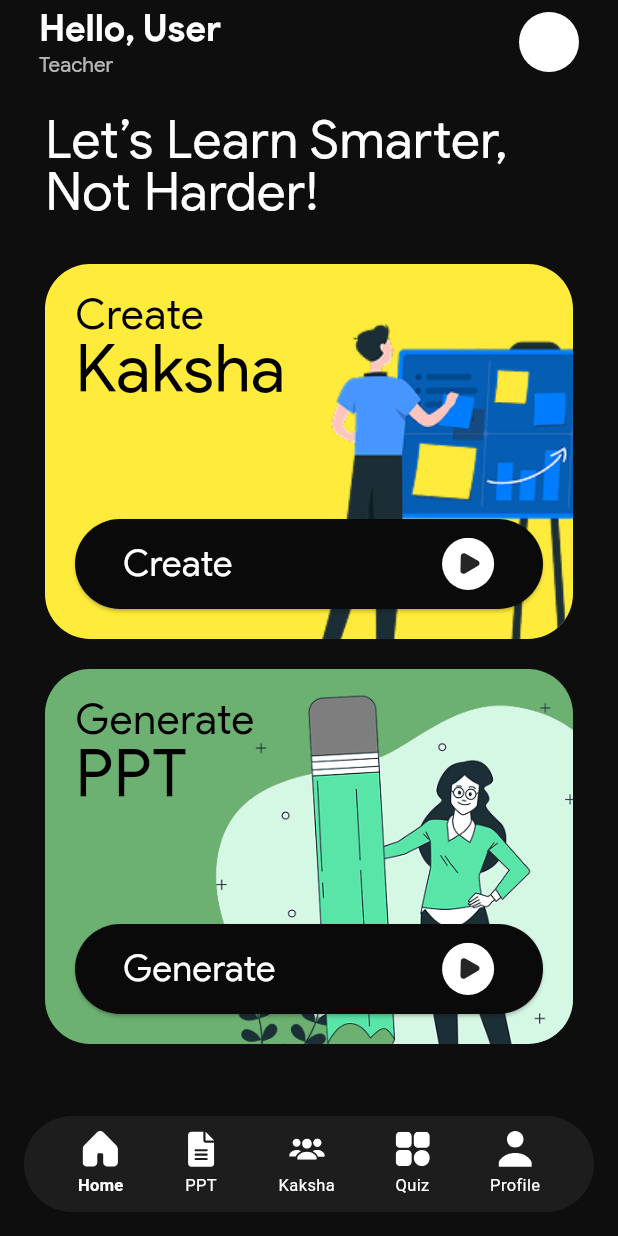
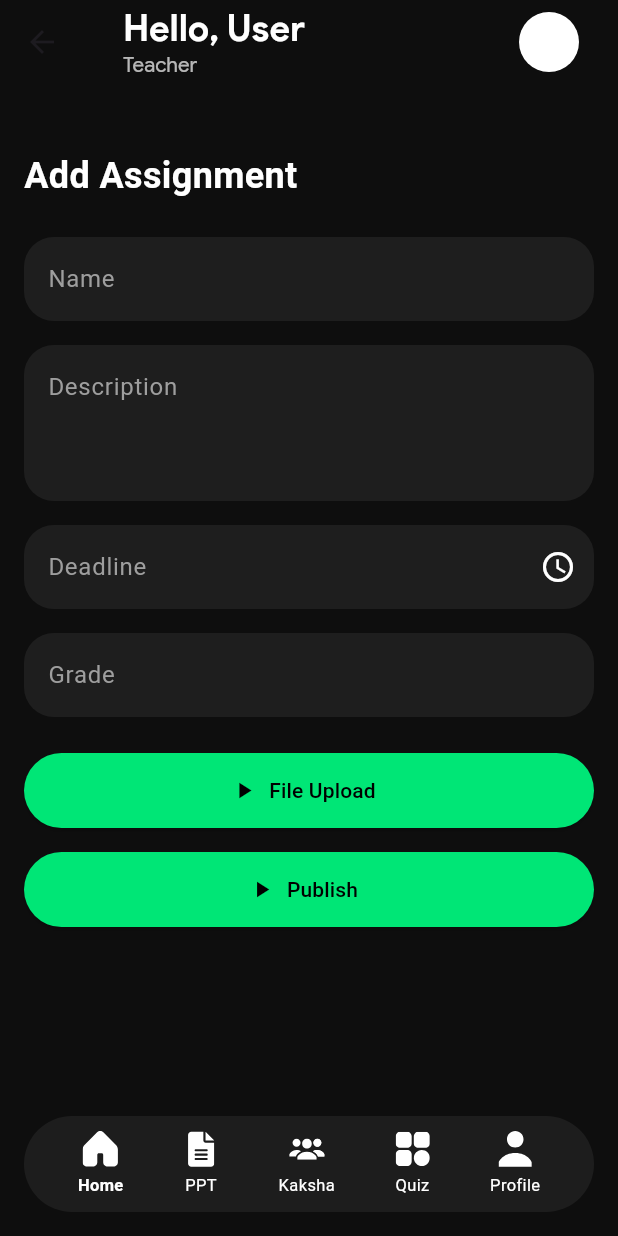
Before and after one commit to sambhandavale/GradeGenius, a Flutter app: the screen it shows after launch, item 4 of the bottom bar chosen, after a tap on "Generate", on a phone screen of 412 x 824 dp. Run offline on Flutter 3.47's test engine with Material 3 defaults, Android fonts, the phone set to English and light mode, and no system bars; our stand-ins replace dio, flutter_secure_storage, flutter_svg, jwt_decoder.

Commit message:
added addAssignment page

```diff
--- /dev/null
+++ b/lib/views/main/add_assignment.dart
@@ -0,0 +1,118 @@
+import 'package:flutter/cupertino.dart';
+import 'package:flutter/material.dart';
+import 'package:gradegenius/components/landing/pop_up.dart';
+import 'package:gradegenius/components/shared/app_bar.dart';
+import 'package:gradegenius/components/shared/bottom_nav.dart';
+
+class AddAssignment extends StatefulWidget {
+  @override
+  _AddAssignment createState() => _AddAssignment();
+}
+
+class _AddAssignment extends State<AddAssignment> {
+  bool isAuth = true;
+
+  @override
+  void initState() {
+    super.initState();
+  }
+
+  @override
+  Widget build(BuildContext context) {
+    return Scaffold(
+      extendBodyBehindAppBar: true,
+      backgroundColor: const Color.fromARGB(255, 14, 14, 14),
+      appBar: CustomGreetingAppBar(
+        userName: "User",
+        userRole: "Teacher",
+        avatarImage: AssetImage('assets/images/avatar.png'),
+      ),
+      body: Padding(
+        padding: const EdgeInsets.fromLTRB(16, 100, 16, 16),
+        child: SingleChildScrollView(
+          child: Column(
+            crossAxisAlignment: CrossAxisAlignment.start,
+            children: [
+              const Text(
+                "Add Assignment",
+                style: TextStyle(
+                  color: Colors.white,
+                  fontSize: 24,
+                  fontWeight: FontWeight.bold,
+                ),
+              ),
+              const SizedBox(height: 24),
+              _buildTextField("Name"),
+              const SizedBox(height: 16),
+              _buildTextField("Description", maxLines: 3),
+              const SizedBox(height: 16),
+              _buildTextFieldWithIcon("Deadline", Icons.access_time),
+              const SizedBox(height: 16),
+              _buildTextField("Grade"),
+              const SizedBox(height: 24),
+              _buildActionButton("File Upload"),
+              const SizedBox(height: 16),
+              _buildActionButton("Publish"),
+            ],
+          ),
+        ),
+      ),
+      bottomNavigationBar: Container(
+        color: Colors.transparent,
+        child: CustomBottomNavExample(),
+      ),
+    );
+  }
+
+  Widget _buildTextField(String hint, {int maxLines = 1}) {
+    return TextField(
+      maxLines: maxLines,
+      style: const TextStyle(color: Colors.white),
+      decoration: InputDecoration(
+        hintText: hint,
+        hintStyle: const TextStyle(color: Colors.grey),
+        filled: true,
+        fillColor: const Color.fromARGB(255, 30, 30, 30),
+        border: OutlineInputBorder(
+          borderRadius: BorderRadius.circular(20),
+          borderSide: BorderSide.none,
+        ),
+      ),
+    );
+  }
+
+  Widget _buildTextFieldWithIcon(String hint, IconData icon) {
+    return TextField(
+      style: const TextStyle(color: Colors.white),
+      decoration: InputDecoration(
+        hintText: hint,
+        hintStyle: const TextStyle(color: Colors.grey),
+        filled: true,
+        fillColor: const Color.fromARGB(255, 30, 30, 30),
+        suffixIcon: Icon(icon, color: Colors.white),
+        border: OutlineInputBorder(
+          borderRadius: BorderRadius.circular(20),
+          borderSide: BorderSide.none,
+        ),
+      ),
+    );
+  }
+
+  Widget _buildActionButton(String text) {
+    return ElevatedButton.icon(
+      onPressed: () {},
+      icon: const Icon(Icons.play_arrow, color: Colors.black),
+      label: Text(
+        text,
+        style: const TextStyle(color: Colors.black),
+      ),
+      style: ElevatedButton.styleFrom(
+        backgroundColor: Colors.greenAccent[400],
+        shape: RoundedRectangleBorder(
+          borderRadius: BorderRadius.circular(30),
+        ),
+        minimumSize: const Size(double.infinity, 50),
+      ),
+    );
+  }
+}
--- a/lib/views/main/landing_page.dart
+++ b/lib/views/main/landing_page.dart
@@ -5,6 +5,7 @@ import 'package:gradegenius/components/landing/pop_up.dart';
 import 'package:gradegenius/components/shared/app_bar.dart';
 import 'package:gradegenius/components/shared/bottom_nav.dart';
 import 'package:gradegenius/providers/authProvider.dart';
+import 'package:gradegenius/views/main/add_assignment.dart';
 import 'package:gradegenius/views/main/create_kaksha.dart';
 import 'package:provider/provider.dart';
 
@@ -80,7 +81,9 @@ class _LandingPageState extends State<LandingPage> {
               imageWidth: 300,
               bgColor: const Color.fromARGB(255, 108, 177, 113),
               onPressed: () {
-                print("Button tapped! Add navigation later.");
+                Navigator.of(context).push(
+                  CupertinoPageRoute(builder: (context) => AddAssignment()),
+                );
               },
             ),
             const SizedBox(height: 20),
```
